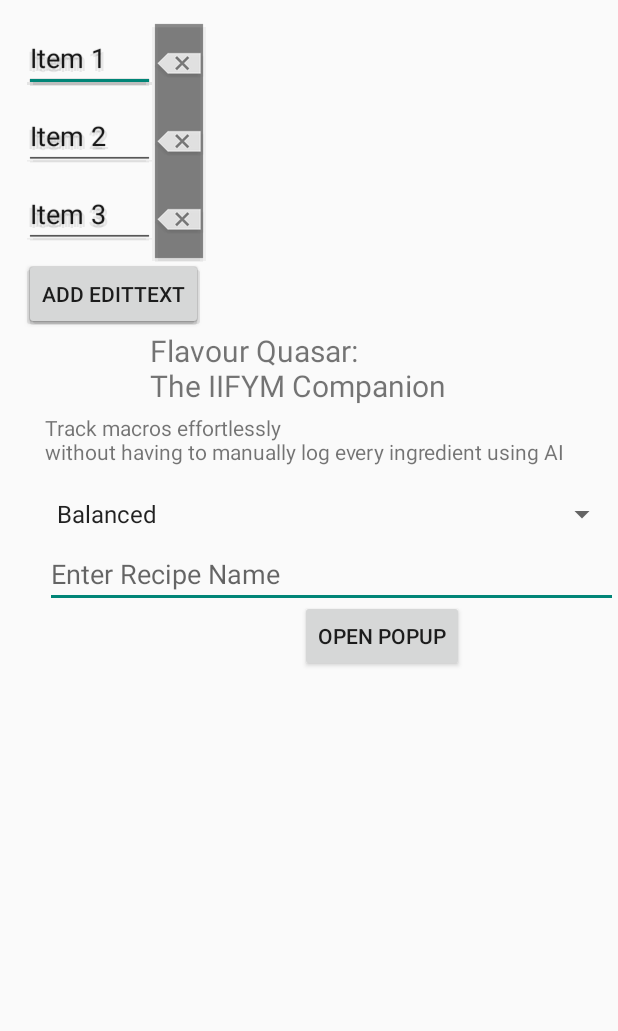
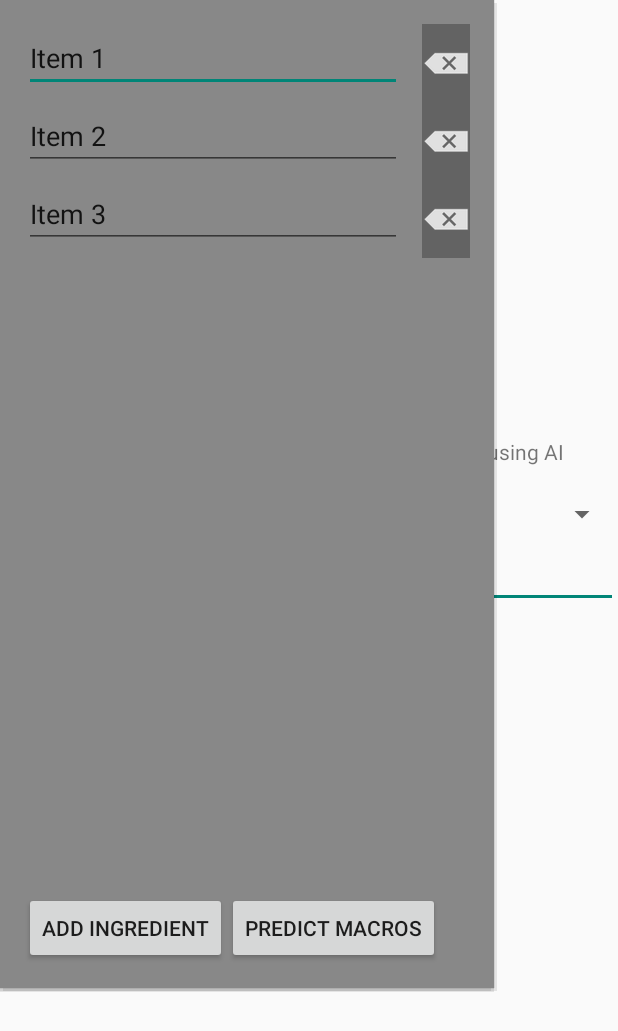
Before and after one commit to RavinderRai/iifymate, an Android app built with Jetpack Compose: the screen it shows after launch (MainActivity), after a tap on "OPEN POPUP", on a phone screen of 412 x 824 dp. Shown: the top 1031 px of the screen. Run offline under Robolectric (Android 15) with nearby library versions, the phone set to English and light mode, and no system bars; 1 statement that could not run was skipped.

Commit message:
popup is done, next is macro xml file

```diff
--- a/FlavourQuasarApp/app/src/main/java/com/example/flavour_quasar_app/MainActivity.kt
+++ b/FlavourQuasarApp/app/src/main/java/com/example/flavour_quasar_app/MainActivity.kt
@@ -1,6 +1,7 @@
 package com.example.flavour_quasar_app
 
 import android.graphics.Color
+import android.graphics.drawable.ColorDrawable
 import android.os.Bundle
 import android.os.PersistableBundle
 import android.util.Log
@@ -120,10 +121,11 @@ class MainActivity : ComponentActivity() {
 
         val popupWindow = PopupWindow(
             popupView,
-            LinearLayout.LayoutParams.WRAP_CONTENT,
-            LinearLayout.LayoutParams.WRAP_CONTENT,
+            (resources.displayMetrics.widthPixels * 0.8).toInt(), // Set width to 80% of screen width
+            (resources.displayMetrics.heightPixels * 0.8).toInt(), // Set height to 60% of screen height
             true
         )
+        popupWindow.setBackgroundDrawable(ColorDrawable(Color.GRAY))
 
         val editTextContainer = popupView.findViewById<LinearLayout>(R.id.editTextContainer)
 
@@ -172,7 +174,10 @@ class MainActivity : ComponentActivity() {
             //}
         }
 
-
+        val buttonGetMacros = findViewById<Button>(R.id.buttonGetMacros)
+        buttonGetMacros.setOnClickListener {
+            val placeHolderFat = 45
+        }
 
         // Show the popup window
         popupWindow.showAtLocation(buttonOpenPopup, Gravity.CENTER, 0, 0)
@@ -201,6 +206,7 @@ class MainActivity : ComponentActivity() {
             0, // Set width to 0 to allow weight to determine width
             LinearLayout.LayoutParams.WRAP_CONTENT
         )
+        params.setMargins(0, 0, 20, 0)
         params.weight = 1f // Set weight to 1 to make EditText occupy available space evenly
         editText.layoutParams = params
 
--- a/FlavourQuasarApp/app/src/main/res/layout/ingredients_popup.xml
+++ b/FlavourQuasarApp/app/src/main/res/layout/ingredients_popup.xml
@@ -1,10 +1,16 @@
 <?xml version="1.0" encoding="utf-8"?>
-<LinearLayout xmlns:android="http://schemas.android.com/apk/res/android"
+<RelativeLayout xmlns:android="http://schemas.android.com/apk/res/android"
     android:id="@+id/linearLayout"
     android:layout_width="match_parent"
     android:layout_height="match_parent"
     android:orientation="vertical"
     android:padding="16dp">
+
+    <ScrollView
+        android:layout_width="match_parent"
+        android:layout_height="wrap_content"
+        android:layout_above="@id/buttonContainer"
+        android:layout_alignParentTop="true">
 
         <LinearLayout
             android:id="@+id/editTextContainer"
@@ -12,14 +18,30 @@
             android:layout_height="wrap_content"
             android:orientation="vertical">
         </LinearLayout>
+    </ScrollView>
 
+
+
+    <LinearLayout
+        android:id="@+id/buttonContainer"
+        android:layout_width="match_parent"
+        android:layout_height="wrap_content"
+        android:orientation="horizontal"
+        android:layout_alignParentBottom="true"
+        android:layout_centerHorizontal="true">
 
         <Button
             android:id="@+id/buttonAddEditText"
             android:layout_width="wrap_content"
             android:layout_height="wrap_content"
-        android:text="Add EditText" />
+            android:text="Add Ingredient" />
+
+        <Button
+            android:id="@+id/buttonGetMacros"
+            android:layout_width="wrap_content"
+            android:layout_height="wrap_content"
+            android:text="Predict Macros" />
+    </LinearLayout>
 
 
-
-</LinearLayout>
+</RelativeLayout>
```
Lines whose indentation alone changed are shown as unchanged.
